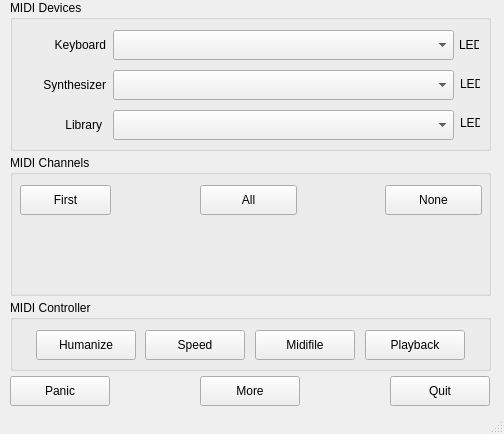
Qt form src/mainwindow.ui (obook/I-like-Chopin) before a commit.
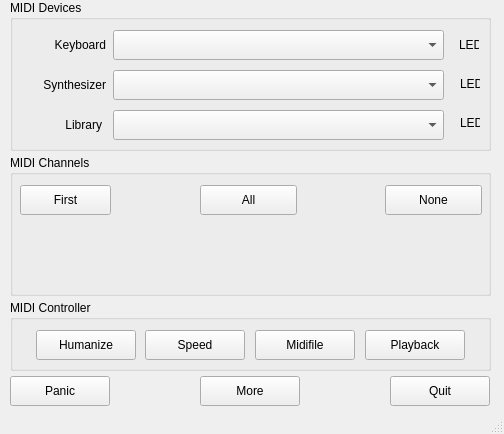
The same form after that commit.

What changed in the file:
```diff
--- a/src/mainwindow.ui
+++ b/src/mainwindow.ui
@@ -63,7 +63,7 @@
       <rect>
        <x>103</x>
        <y>30</y>
-       <width>341</width>
+       <width>331</width>
        <height>30</height>
       </rect>
      </property>
@@ -73,7 +73,7 @@
       <rect>
        <x>103</x>
        <y>70</y>
-       <width>341</width>
+       <width>331</width>
        <height>30</height>
       </rect>
      </property>
@@ -115,7 +115,7 @@
       <rect>
        <x>103</x>
        <y>110</y>
-       <width>341</width>
+       <width>331</width>
        <height>30</height>
       </rect>
      </property>
```
